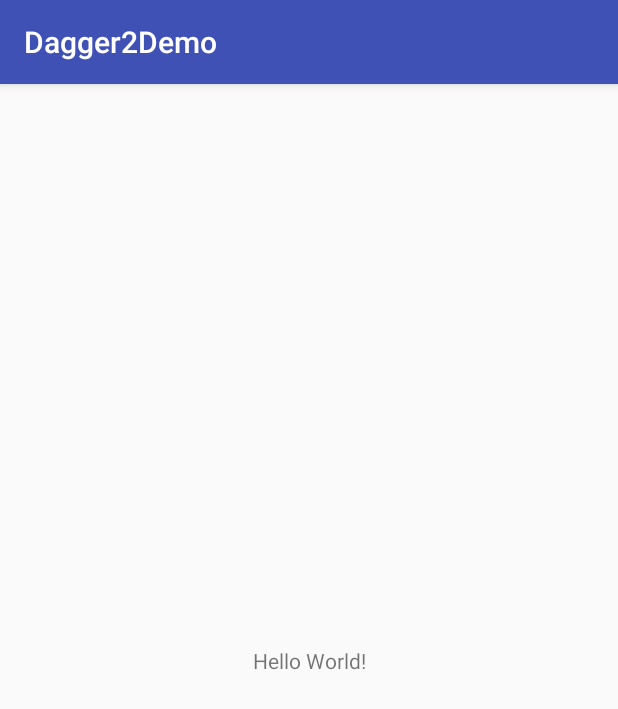
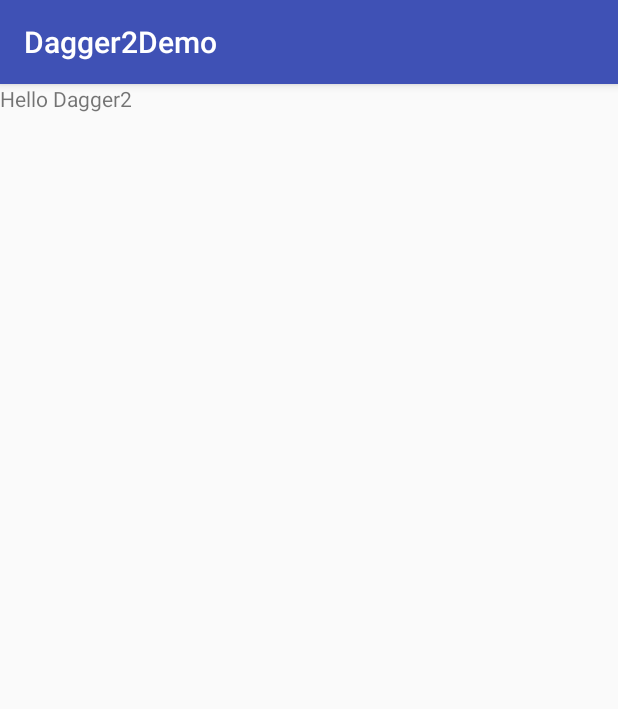
Before and after one commit to uncleleonfan/Dagger2Demo, an Android app: the screen it shows after launch (MainActivity), on a phone screen of 412 x 824 dp. Shown: the top 709 px of the screen. Run offline under Robolectric (Android 15) with nearby library versions, the phone set to English and light mode, and no system bars; our stand-ins replace Dagger/Hilt's generated code; 1 statement that could not run was skipped.

Commit message:
Inject a TextView.

```diff
--- a/app/src/main/java/com/leon/dagger2demo/MainActivity.java
+++ b/app/src/main/java/com/leon/dagger2demo/MainActivity.java
@@ -1,8 +1,11 @@
 package com.leon.dagger2demo;
 
+import android.os.Bundle;
 import android.support.v7.app.AppCompatActivity;
-import android.os.Bundle;
 import android.util.Log;
+import android.widget.FrameLayout;
+import android.widget.TextView;
+
 import javax.inject.Inject;
 
 public class MainActivity extends AppCompatActivity {
@@ -12,12 +15,18 @@ public class MainActivity extends AppCompatActivity {
     @Inject
     User mUser;
 
+    @Inject
+    TextView mTextView;
+
     @Override
     protected void onCreate(Bundle savedInstanceState) {
         super.onCreate(savedInstanceState);
         setContentView(R.layout.activity_main);
-        DaggerMainComponent.builder().build().inject(this);
+        DaggerMainComponent.builder().textViewModule(new TextViewModule(this)).build().inject(this);
+
         Log.d(TAG, "onCreate: " + mUser.name);
-
+        FrameLayout frameLayout = (FrameLayout) findViewById(R.id.frame);
+        mTextView.setText("Hello Dagger2");
+        frameLayout.addView(mTextView);
     }
 }
--- a/app/src/main/java/com/leon/dagger2demo/MainComponent.java
+++ b/app/src/main/java/com/leon/dagger2demo/MainComponent.java
@@ -2,7 +2,7 @@ package com.leon.dagger2demo;
 
 import dagger.Component;
 
-@Component
+@Component(modules = TextViewModule.class)
 public interface MainComponent {
 
     void inject(MainActivity activity);
--- /dev/null
+++ b/app/src/main/java/com/leon/dagger2demo/TextViewModule.java
@@ -0,0 +1,27 @@
+package com.leon.dagger2demo;
+
+import android.content.Context;
+import android.widget.TextView;
+
+import dagger.Module;
+import dagger.Provides;
+
+@Module
+public class TextViewModule {
+
+    private Context mContext;
+
+    public TextViewModule(Context context) {
+        this.mContext = context;
+    }
+
+    @Provides
+    TextView provideTextView(Context context) {
+        return new TextView(context);
+    }
+
+    @Provides
+    Context provideContext() {
+        return mContext;
+    }
+}
--- a/app/src/main/res/layout/activity_main.xml
+++ b/app/src/main/res/layout/activity_main.xml
@@ -1,5 +1,6 @@
 <?xml version="1.0" encoding="utf-8"?>
-<android.support.constraint.ConstraintLayout
+<FrameLayout
+    android:id="@+id/frame"
     xmlns:android="http://schemas.android.com/apk/res/android"
     xmlns:app="http://schemas.android.com/apk/res-auto"
     xmlns:tools="http://schemas.android.com/tools"
@@ -7,13 +8,4 @@
     android:layout_height="match_parent"
     tools:context="com.leon.dagger2demo.MainActivity">
 
-    <TextView
-        android:layout_width="wrap_content"
-        android:layout_height="wrap_content"
-        android:text="Hello World!"
-        app:layout_constraintBottom_toBottomOf="parent"
-        app:layout_constraintLeft_toLeftOf="parent"
-        app:layout_constraintRight_toRightOf="parent"
-        app:layout_constraintTop_toTopOf="parent"/>
-
-</android.support.constraint.ConstraintLayout>
+</FrameLayout>
```
